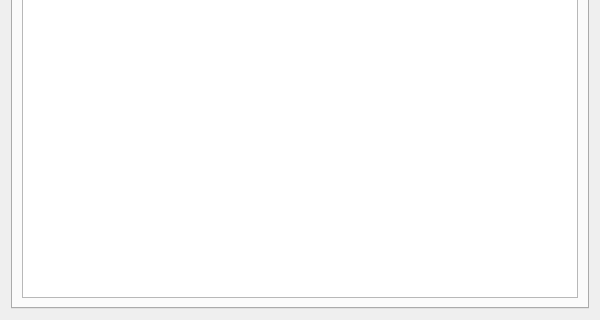
Before: the Qt Designer form src/desktop/kde/kwin/src/debug_console.ui in HungLo2020/MattOS, drawn with Qt 5; both pictures show x 0 to 600 and y 280 to 600 of the 600 by 600 pixel window.
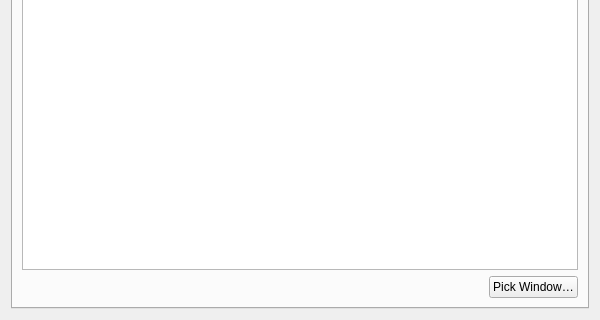
After: the same form once the commit is applied. Icons and pictures are not drawn.

```diff
--- a/src/desktop/kde/kwin/src/debug_console.ui
+++ b/src/desktop/kde/kwin/src/debug_console.ui
@@ -37,6 +37,16 @@
          </attribute>
         </widget>
        </item>
+       <item alignment="Qt::AlignmentFlag::AlignRight">
+        <widget class="QPushButton" name="pickWindowButton">
+         <property name="text">
+          <string comment="@action:button">Pick Window…</string>
+         </property>
+         <property name="icon">
+          <iconset theme="QIcon::ThemeIcon::EditFind"/>
+         </property>
+        </widget>
+       </item>
       </layout>
      </widget>
      <widget class="QWidget" name="input">
```
